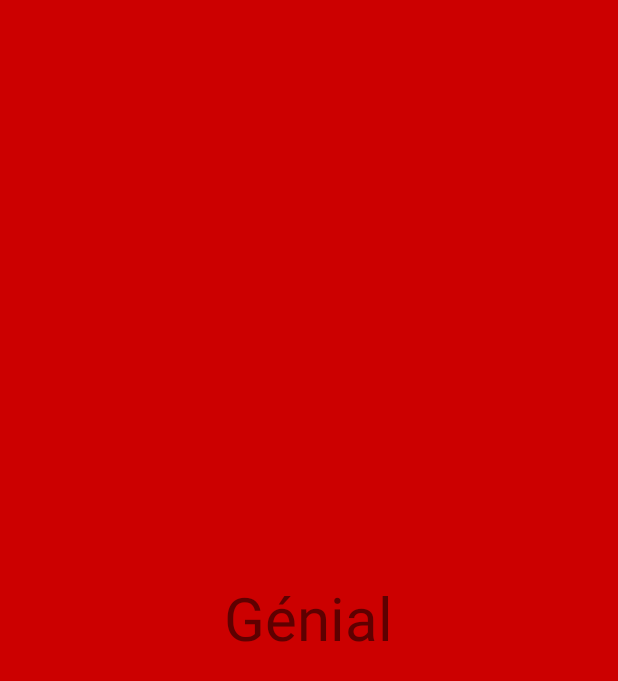
After one commit to wilksyz/Mood_wilksyz, an Android app: the HistoricActivity screen opened directly, with no data from a screen before it, on a phone screen of 412 x 824 dp. The commit adds this screen. Shown: the top 681 px of the screen. Run offline under Robolectric (Android 15) with nearby library versions, the light colour scheme and no system bars.

Commit message:
Ajout de l'activité historique et du message pop-up

```diff
--- a/app/src/main/AndroidManifest.xml
+++ b/app/src/main/AndroidManifest.xml
@@ -16,6 +16,7 @@
                 <category android:name="android.intent.category.LAUNCHER" />
             </intent-filter>
         </activity>
+        <activity android:name=".Controllers.Activities.HistoricActivity"></activity>
     </application>
 
 </manifest>
--- /dev/null
+++ b/app/src/main/java/com/company/antoine/moodtracker/Controllers/Activities/HistoricActivity.java
@@ -0,0 +1,15 @@
+package com.company.antoine.moodtracker.Controllers.Activities;
+
+import android.support.v7.app.AppCompatActivity;
+import android.os.Bundle;
+
+import com.company.antoine.moodtracker.R;
+
+public class HistoricActivity extends AppCompatActivity {
+
+    @Override
+    protected void onCreate(Bundle savedInstanceState) {
+        super.onCreate(savedInstanceState);
+        setContentView(R.layout.activity_historic);
+    }
+}
--- a/app/src/main/java/com/company/antoine/moodtracker/Controllers/Activities/PageAdapter.java
+++ b/app/src/main/java/com/company/antoine/moodtracker/Controllers/Activities/PageAdapter.java
@@ -23,4 +23,5 @@ public class PageAdapter extends FragmentPagerAdapter{
         // 4 - Page to return
         return(PageFragment.newInstance(position, this.mColors[position]));
     }
+
 }
--- /dev/null
+++ b/app/src/main/res/layout/activity_historic.xml
@@ -0,0 +1,15 @@
+<?xml version="1.0" encoding="utf-8"?>
+<LinearLayout
+    xmlns:android="http://schemas.android.com/apk/res/android"
+    android:layout_width="match_parent"
+    android:layout_height="match_parent"
+    android:background="@android:color/holo_red_dark"
+    android:gravity="center">
+
+    <TextView
+        android:layout_width="wrap_content"
+        android:layout_height="wrap_content"
+        android:text="Génial"
+        android:textSize="40sp"/>
+
+</LinearLayout>
```
Also changed, not shown: app/src/main/java/com/company/antoine/moodtracker/Controllers/Fragments/PageFragment.java (+42 -3 lines), app/src/main/res/layout/alert_dialog_comment.xml (added, +13 -0 lines).
